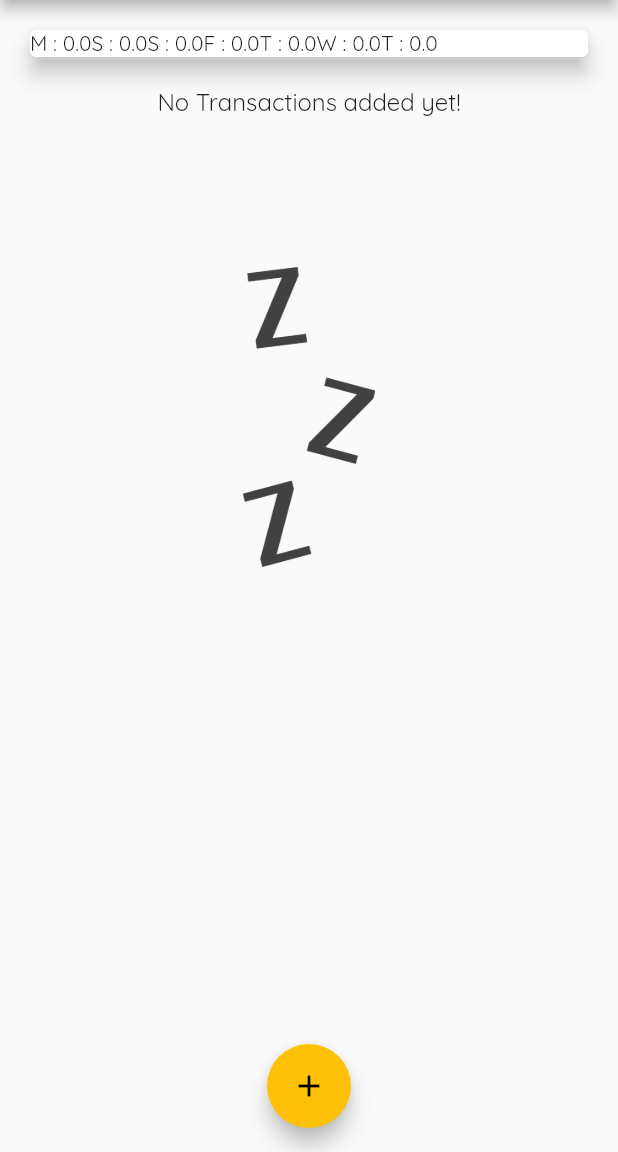
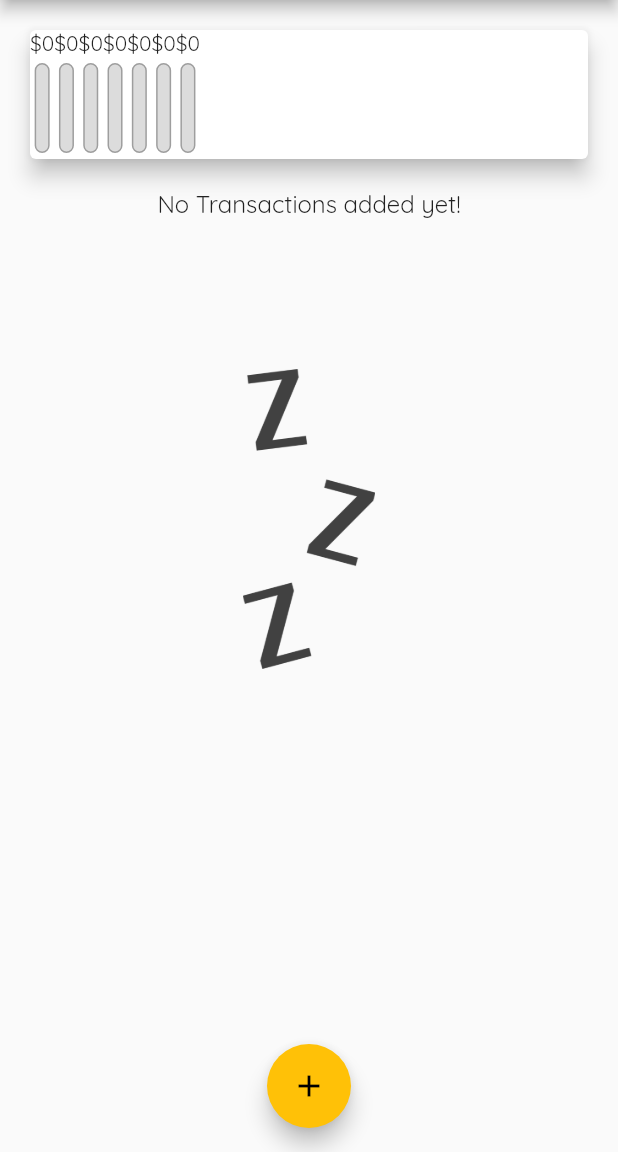
Before and after one commit to Arafat6462/Flutter, a Flutter app: the screen it shows after launch, on a phone screen of 412 x 824 dp, the part 84-1236 px from its top. Run offline on Flutter 3.47's test engine with Material 2 defaults, Android fonts, the phone set to English and light mode, and no system bars.

Commit message:
populating chart with values

```diff
--- a/expense_planner/lib/widgets/chart.dart
+++ b/expense_planner/lib/widgets/chart.dart
@@ -1,4 +1,5 @@
 import 'package:expense_planner/models/transaction.dart';
+import 'package:expense_planner/widgets/chart_bar.dart';
 import 'package:flutter/src/widgets/framework.dart';
 import 'package:flutter/src/widgets/placeholder.dart';
 import 'package:flutter/widgets.dart';
@@ -30,7 +31,13 @@ class Chart extends StatelessWidget {
       };
     });
   }
+
   // const Chart({super.key});
+  double get totalSpending {
+    return groupTransactionValues.fold(0.0, (sum, item) {
+      return sum + (item['amount'] as double);
+    });
+  }
 
   @override
   Widget build(BuildContext context) {
@@ -40,7 +47,12 @@ class Chart extends StatelessWidget {
       margin: EdgeInsets.all(20),
       child: Row(
         children: groupTransactionValues.map((data) {
-          return Text('${data['day']} : ${data['amount']}');
+          return ChartBar(
+              data['day'].toString(),
+              (data['amount'] as double),
+              totalSpending == 0.0
+                  ? 0.0
+                  : (data['amount'] as double) / totalSpending);
         }).toList(),
       ),
     );
```
